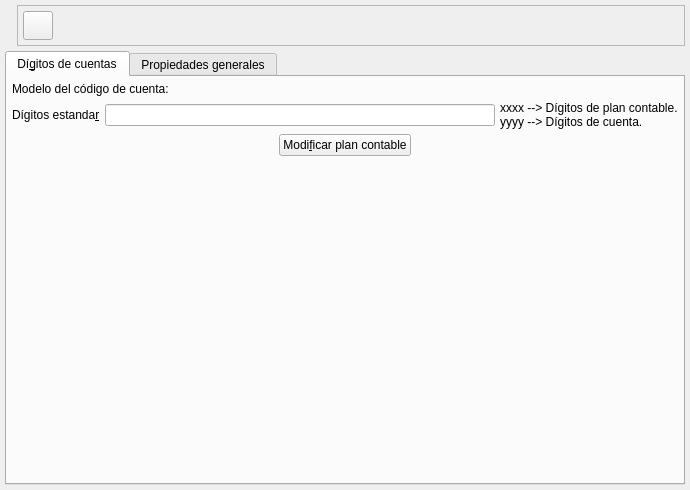
Qt form bulmages/bulmacont/src/contabilidad/propiedadesempresabase.ui (eboladev/Bulmages-1) before a commit.
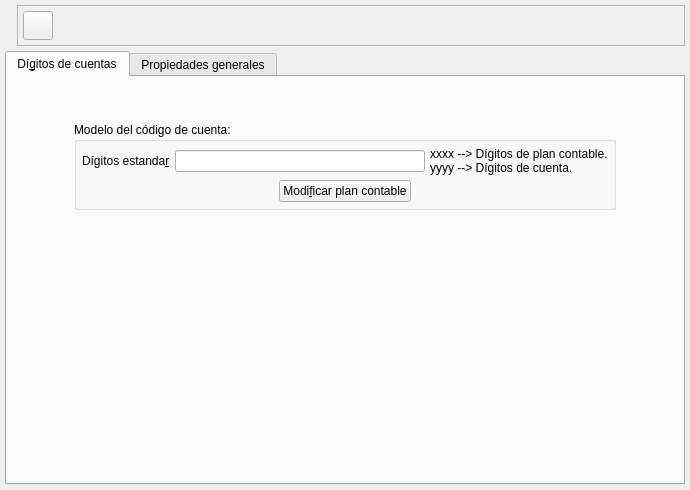
The same form after that commit. Icons and pictures are not drawn. Custom widgets are drawn as their Qt base class.

```diff
--- a/bulmages/bulmacont/src/contabilidad/propiedadesempresabase.ui
+++ b/bulmages/bulmacont/src/contabilidad/propiedadesempresabase.ui
@@ -116,21 +116,39 @@
       <attribute name="title" >
        <string>Dí&amp;gitos de cuentas</string>
       </attribute>
-      <layout class="QVBoxLayout" >
+      <layout class="QGridLayout" >
        <property name="margin" >
         <number>5</number>
        </property>
        <property name="spacing" >
         <number>5</number>
        </property>
-       <item>
-        <widget class="QLabel" name="TextLabel1" >
-         <property name="text" >
+       <item row="1" column="0" >
+        <spacer>
+         <property name="orientation" >
+          <enum>Qt::Horizontal</enum>
+         </property>
+         <property name="sizeHint" >
+          <size>
+           <width>21</width>
+           <height>20</height>
+          </size>
+         </property>
+        </spacer>
+       </item>
+       <item row="1" column="1" colspan="2" >
+        <widget class="QGroupBox" name="groupBox" >
+         <property name="title" >
           <string>Modelo del código de cuenta:</string>
          </property>
-        </widget>
-       </item>
-       <item>
+         <layout class="QGridLayout" >
+          <property name="margin" >
+           <number>5</number>
+          </property>
+          <property name="spacing" >
+           <number>5</number>
+          </property>
+          <item row="0" column="0" >
         <layout class="QHBoxLayout" >
          <property name="margin" >
           <number>0</number>
@@ -150,6 +168,12 @@
          </item>
          <item>
           <widget class="QLineEdit" name="modcodigo" >
+              <property name="minimumSize" >
+               <size>
+                <width>250</width>
+                <height>0</height>
+               </size>
+              </property>
            <property name="maxLength" >
             <number>50</number>
            </property>
@@ -165,7 +189,7 @@
          </item>
         </layout>
        </item>
-       <item>
+          <item row="1" column="0" >
         <layout class="QHBoxLayout" >
          <property name="margin" >
           <number>0</number>
@@ -208,18 +232,47 @@
          </item>
         </layout>
        </item>
-       <item>
+         </layout>
+        </widget>
+       </item>
+       <item row="2" column="1" >
+        <spacer>
+         <property name="orientation" >
+          <enum>Qt::Vertical</enum>
+         </property>
+         <property name="sizeHint" >
+          <size>
+           <width>20</width>
+           <height>40</height>
+          </size>
+         </property>
+        </spacer>
+       </item>
+       <item row="0" column="2" >
         <spacer>
          <property name="orientation" >
           <enum>Qt::Vertical</enum>
          </property>
          <property name="sizeType" >
-          <enum>QSizePolicy::Expanding</enum>
+          <enum>QSizePolicy::Preferred</enum>
          </property>
          <property name="sizeHint" >
           <size>
-           <width>41</width>
-           <height>71</height>
+           <width>20</width>
+           <height>40</height>
+          </size>
+         </property>
+        </spacer>
+       </item>
+       <item row="1" column="3" >
+        <spacer>
+         <property name="orientation" >
+          <enum>Qt::Horizontal</enum>
+         </property>
+         <property name="sizeHint" >
+          <size>
+           <width>40</width>
+           <height>20</height>
           </size>
          </property>
         </spacer>
```
Lines whose indentation alone changed are shown as unchanged.
